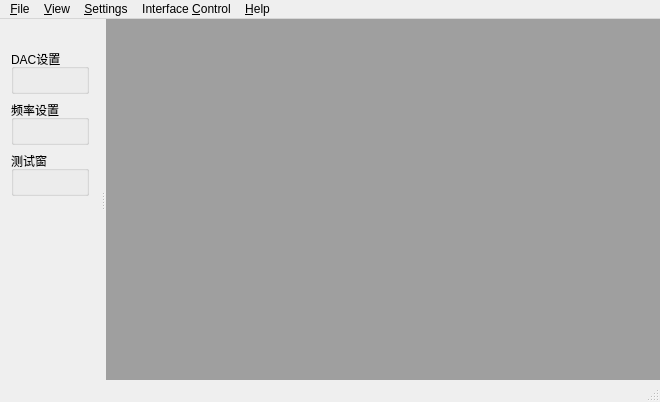
The window that soft/zebra-tester/mainwindow.ui (Quenii/ADCEVM) describes before a commit, drawn with Qt 5.
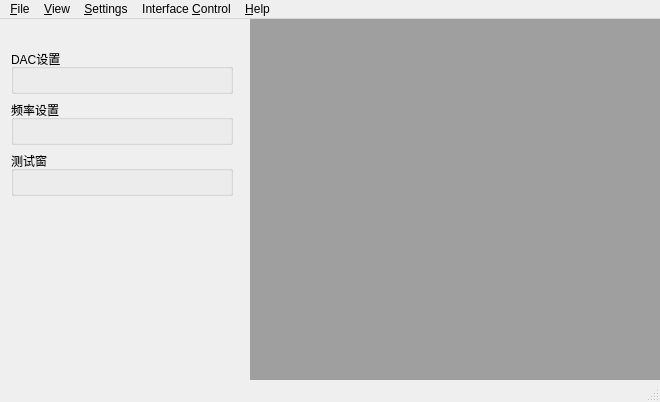
The same window after the commit. Custom widgets are drawn as their Qt base class.

```diff
--- a/soft/zebra-tester/mainwindow.ui
+++ b/soft/zebra-tester/mainwindow.ui
@@ -79,6 +79,18 @@
   </widget>
   <widget class="QStatusBar" name="statusBar"/>
   <widget class="QDockWidget" name="dockWidget">
+   <property name="minimumSize">
+    <size>
+     <width>244</width>
+     <height>186</height>
+    </size>
+   </property>
+   <property name="maximumSize">
+    <size>
+     <width>244</width>
+     <height>524287</height>
+    </size>
+   </property>
    <property name="features">
     <set>QDockWidget::NoDockWidgetFeatures</set>
    </property>
```
